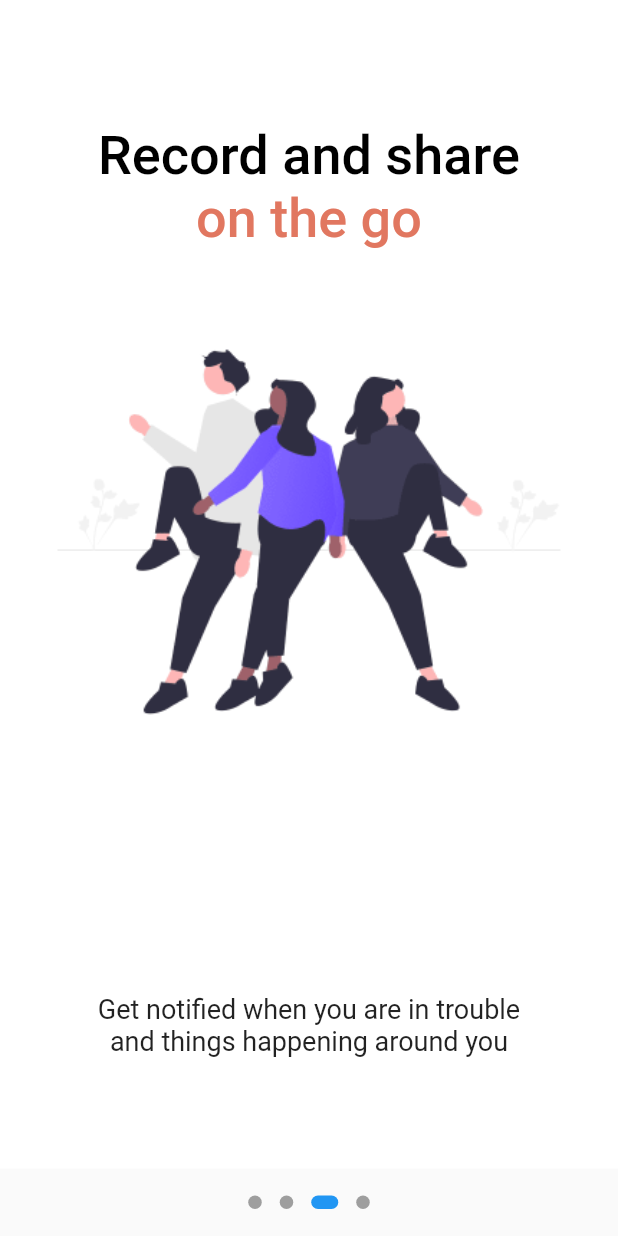
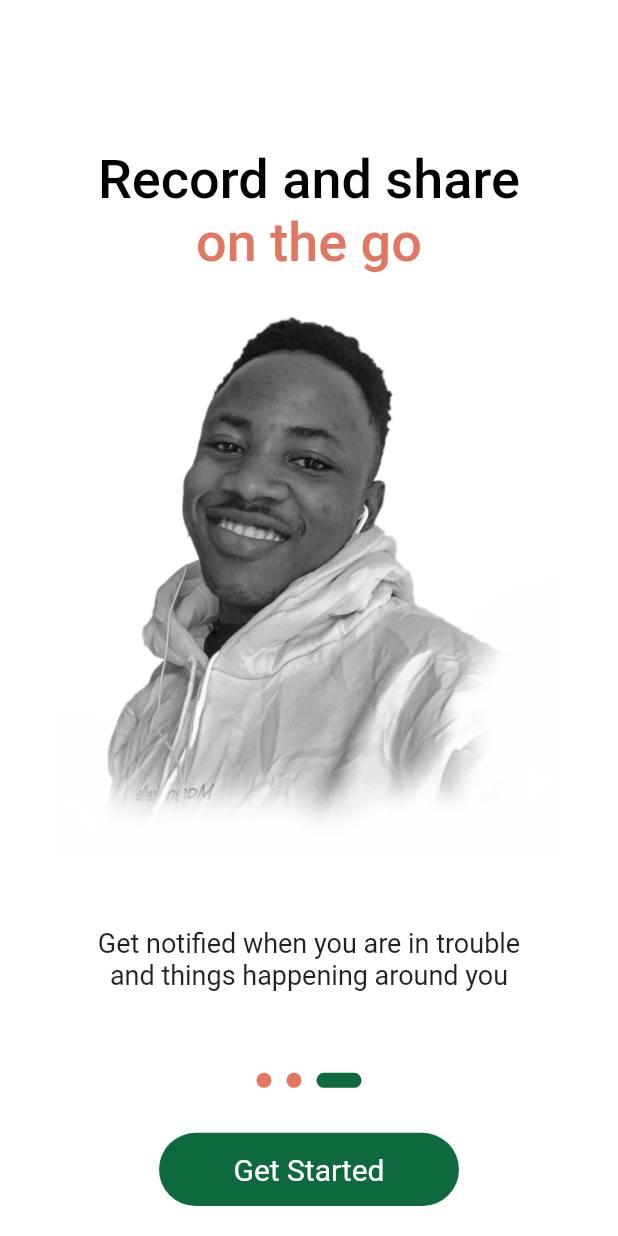
Before and after one commit to Chris-Eminence/AKSU-Emergency-Social-media, a Flutter app: the screen it shows after launch, swiped to page 3, on a phone screen of 412 x 824 dp. Run offline on Flutter 3.47's test engine with Material 2 defaults, Android fonts, the light colour scheme and no system bars; drawn by our look-alikes of dots_indicator.

Commit message:
Onboarding page done

```diff
--- a/lib/main.dart
+++ b/lib/main.dart
@@ -1,5 +1,6 @@
 import 'package:aksustack/screens/forget_password.dart';
 import 'package:aksustack/screens/onboarding_screen.dart';
+import 'package:aksustack/screens/splash_screen/splash_screen.dart';
 import 'package:flutter/material.dart';
 
 void main() {
@@ -19,7 +20,7 @@ class MyApp extends StatelessWidget {
       title: 'Fiddle',
       theme: ThemeData(
       ),
-      home: const OnBoardingPage(),
+      home: const SplashScreen(),
     );
   }
 }
--- a/lib/screens/onboarding_screen.dart
+++ b/lib/screens/onboarding_screen.dart
@@ -1,3 +1,4 @@
+
 import 'package:aksustack/screens/splash_screen/final_splash_screen.dart';
 import 'package:aksustack/screens/splash_screen/first_splash_screen.dart';
 import 'package:aksustack/screens/splash_screen/second_splash_screen.dart';
@@ -5,7 +6,7 @@ import 'package:aksustack/screens/splash_screen/third_splash_screen.dart';
 import 'package:aksustack/utils/project_colors.dart';
 import 'package:dots_indicator/dots_indicator.dart';
 import 'package:flutter/material.dart';
-import 'package:get/get.dart';
+
 
 class OnBoardingPage extends StatefulWidget {
   const OnBoardingPage({Key? key}) : super(key: key);
@@ -24,60 +25,115 @@ class _OnBoardingPageState extends State<OnBoardingPage> {
       color: AppColors.white,
       child: const FirstSplashScreen(),
     ),
-    Container(color: AppColors.white, child: const SecondSplashScreen(),),
+    Container(
+      color: AppColors.white,
+      child: const SecondSplashScreen(),
+    ),
     Container(
       color: AppColors.white,
       child: const ThirdSplashScreen(),
     ),
-    Container(
-      color: AppColors.white,
-      child: const FinalSplashScreen(),
-    ),
+
   ];
+
+  @override
+  void initState() {
+    super.initState();
+    _pageController.addListener(() {
+      setState((){
+
+      });
+    });
+  }
 
   @override
   void dispose() {
     _pageController.dispose();
     super.dispose();
   }
+  _onchanged(int index) {
+    setState(() {
+      activePage = index;
+    });
+  }
 
   @override
   Widget build(BuildContext context) {
-    var currPageValue = 0.0;
+
+    double screenHeight = MediaQuery.of(context).size.height;
+    double screenWidth = MediaQuery.of(context).size.width;
     return Scaffold(
       body: Column(
         children: [
           Expanded(
             child: PageView.builder(
+              scrollDirection: Axis.horizontal,
+              onPageChanged: _onchanged,
               controller: _pageController,
-              onPageChanged: (int page){
-                setState((){
-                  activePage = page;
-                });
+              itemCount: pages.length,
+              itemBuilder: (context, int index) {
+                return pages[index];
               },
-              itemCount: pages.length,
-              itemBuilder: (BuildContext context, int index){
-                return pages[index % pages.length];
-              },
-
             ),
           ),
-          // Text(activePage.toString()),
 
-          Padding(
-            padding: const EdgeInsets.all(12.0),
-            child: DotsIndicator(
-              dotsCount: pages.length,
-              position: activePage.toDouble(),
-              decorator: DotsDecorator(
 
-                size: const Size.square(9.0),
-                activeSize: const Size(18.0, 9.0),
-                activeShape: RoundedRectangleBorder(
-                    borderRadius: BorderRadius.circular(5.0)),
-              ),
+          Container(
+            color: AppColors.white,
+            child: Column(
+              mainAxisAlignment: MainAxisAlignment.end,
+              children: <Widget>[
+                Row(
+                    mainAxisAlignment: MainAxisAlignment.center,
+                    children: List<Widget>.generate(pages.length, (int index) {
+                      return AnimatedContainer(
+                          duration: Duration(milliseconds: 300),
+                          height: 10,
+                          width: (index == activePage) ? 30 : 10,
+                          margin:
+                          EdgeInsets.symmetric(horizontal: 5, vertical: 30),
+                          decoration: BoxDecoration(
+                              borderRadius: BorderRadius.circular(5),
+                              color: (index == activePage)
+                                  ? AppColors.primaryColor
+                                  : AppColors.secondaryColor ));
+                    })),
+                InkWell(
+                  onTap: () {
+                    if (activePage == pages.length - 1) {
+                      Navigator.push(context, MaterialPageRoute(builder: (context) => FinalSplashScreen()));
+                    } else {
+                      _pageController.nextPage(duration: Duration(milliseconds: 800), curve: Curves.easeInOutQuint);
+                    }
+                  },
+
+                  child: AnimatedContainer(
+                    alignment: Alignment.center,
+                    duration: Duration(milliseconds: 300),
+                    height: screenHeight  / 16.9,
+                    width: (activePage == (pages.length - 1)) ? 200 : 75,
+                    decoration: BoxDecoration(
+                        color: AppColors.primaryColor,
+                        borderRadius: BorderRadius.circular(60)),
+                    child: (activePage == (pages.length - 1)) ? const Text("Get Started",
+                      style: TextStyle(
+                        color: AppColors.white,
+                        fontSize: 20,
+                      ),
+                    )
+                        : const Icon(
+                      Icons.navigate_next,
+                      size: 30,
+                      color: Colors.white,
+                    ),
+                  ),
+                ),
+
+                SizedBox(height: 20,),
+
+              ],
             ),
-          )
+          ),
         ],
       ),
     );
--- a/lib/screens/splash_screen/splash_screen.dart
+++ b/lib/screens/splash_screen/splash_screen.dart
@@ -1,3 +1,4 @@
+import 'package:aksustack/screens/onboarding_screen.dart';
 import 'package:aksustack/screens/sign_up_page.dart';
 import 'package:aksustack/screens/splash_screen/second_splash_screen.dart';
 import 'package:flutter/material.dart';
@@ -16,11 +17,11 @@ class _SplashScreenState extends State<SplashScreen> {
 
   void initState() {
     super.initState();
-    Future.delayed(Duration(seconds: 3), () {
+    Future.delayed(Duration(milliseconds: 2000), () {
       Navigator.pushReplacement(
         context,
         MaterialPageRoute(
-          builder: (context) => SecondSplashScreen(),
+          builder: (context) => OnBoardingPage(),
         ),
       );
     });
--- a/lib/screens/splash_screen/third_splash_screen.dart
+++ b/lib/screens/splash_screen/third_splash_screen.dart
@@ -23,29 +23,33 @@ class ThirdSplashScreen extends StatelessWidget {
               child: Column(
                 mainAxisAlignment: MainAxisAlignment.spaceAround,
                 children: [
-                  Column(
-                    children: const [
-                      Text(
+                  Padding(
+                    padding: EdgeInsets.only(top: screenHeight /12.5),
+                    child: Column(
+                      children: [
+                        const Text(
                           'Record and share',
                           style: TextStyle(
                               color: AppColors.black,
                               fontSize: 36.0,
                               fontWeight: FontWeight.w500),
                         ),
-                      Text(
+                        const Text(
                           'on the go',
-                        style: TextStyle(
+                          style: const TextStyle(
                               color: AppColors.secondaryColor,
                               fontSize: 36.0,
                               fontWeight: FontWeight.w500),
                         ),
-                      SizedBox(
+                        const SizedBox(
                           height: 20.0,
                         ),
                         Image(
-                        image: AssetImage('images/onbording_image_three.png'),
+                          height: screenHeight / 2.25, width: screenWidth /1.05,
+                          image: const AssetImage('images/res.png'),
                         ),
                       ],
+                    ),
                   ),
                   Column(
                     children: const [
--- a/pubspec.yaml
+++ b/pubspec.yaml
@@ -38,8 +38,8 @@ dependencies:
   firebase_core: ^2.4.1
   dots_indicator: ^2.1.0
   cloud_firestore: ^4.3.1
-#  firebase_storage: ^11.0.10
-#  firebase_auth: ^4.2.5
+  firebase_storage: ^11.0.10
+  firebase_auth: ^4.2.5
 #  google_fonts: ^4.0.1
 
 dev_dependencies:
```
Also changed, not shown: lib/screens/sign_in_page.dart (+4 -4 lines), lib/screens/splash_screen/final_splash_screen.dart (+25 -5 lines), lib/screens/splash_screen/first_splash_screen.dart (+11 -7 lines), lib/screens/splash_screen/second_splash_screen.dart (+10 -6 lines), lib/utils/dimensions.dart (+14 -5 lines), images/res.png (added), images/tina_up.png (added), images/tinna.png (added), images/vic.png (added), pubspec.lock. Lines whose indentation alone changed are shown as unchanged.
